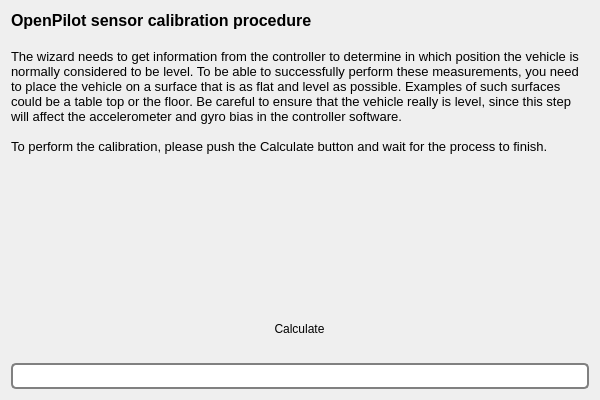
The window that ground/gcs/src/plugins/setupwizard/pages/biascalibrationpage.ui (TauLabs/TauLabs) describes before a commit, drawn with Qt 5.
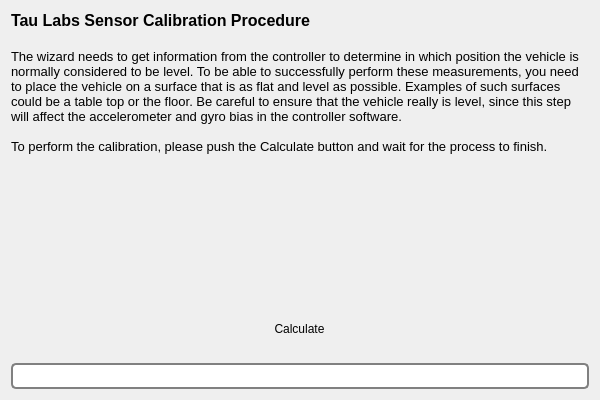
The same window after the commit. Icons and pictures are not drawn.

Commit message: SetupWizard: update page text

```diff
--- a/ground/gcs/src/plugins/setupwizard/pages/biascalibrationpage.ui
+++ b/ground/gcs/src/plugins/setupwizard/pages/biascalibrationpage.ui
@@ -20,12 +20,12 @@
       <string>&lt;!DOCTYPE HTML PUBLIC &quot;-//W3C//DTD HTML 4.0//EN&quot; &quot;http://www.w3.org/TR/REC-html40/strict.dtd&quot;&gt;
 &lt;html&gt;&lt;head&gt;&lt;meta name=&quot;qrichtext&quot; content=&quot;1&quot; /&gt;&lt;style type=&quot;text/css&quot;&gt;
 p, li { white-space: pre-wrap; }
-&lt;/style&gt;&lt;/head&gt;&lt;body style=&quot; font-family:'MS Shell Dlg 2'; font-size:8pt; font-weight:400; font-style:normal;&quot;&gt;
-&lt;p style=&quot; margin-top:0px; margin-bottom:0px; margin-left:0px; margin-right:0px; -qt-block-indent:0; text-indent:0px;&quot;&gt;&lt;span style=&quot; font-size:12pt; font-weight:600;&quot;&gt;OpenPilot sensor calibration procedure&lt;/span&gt;&lt;/p&gt;
-&lt;p style=&quot;-qt-paragraph-type:empty; margin-top:0px; margin-bottom:0px; margin-left:0px; margin-right:0px; -qt-block-indent:0; text-indent:0px; font-size:12pt; font-weight:600;&quot;&gt;&lt;br /&gt;&lt;/p&gt;
-&lt;p style=&quot; margin-top:0px; margin-bottom:0px; margin-left:0px; margin-right:0px; -qt-block-indent:0; text-indent:0px;&quot;&gt;&lt;span style=&quot; font-size:10pt;&quot;&gt;The wizard needs to get information from the controller to determine in which position the vehicle is normally considered to be level. To be able to successfully perform these measurements, you need to place the vehicle on a surface that is as flat and level as possible. Examples of such surfaces could be a table top or the floor. Be careful to ensure that the vehicle really is level, since this step will affect the accelerometer and gyro bias in the controller software.&lt;/span&gt;&lt;/p&gt;
-&lt;p style=&quot;-qt-paragraph-type:empty; margin-top:0px; margin-bottom:0px; margin-left:0px; margin-right:0px; -qt-block-indent:0; text-indent:0px; font-size:10pt;&quot;&gt;&lt;br /&gt;&lt;/p&gt;
-&lt;p style=&quot; margin-top:0px; margin-bottom:0px; margin-left:0px; margin-right:0px; -qt-block-indent:0; text-indent:0px;&quot;&gt;&lt;span style=&quot; font-size:10pt;&quot;&gt;To perform the calibration, please push the Calculate button and wait for the process to finish. &lt;/span&gt;&lt;/p&gt;&lt;/body&gt;&lt;/html&gt;</string>
+&lt;/style&gt;&lt;/head&gt;&lt;body style=&quot; font-family:'Lucida Grande'; font-size:13pt; font-weight:400; font-style:normal;&quot;&gt;
+&lt;p style=&quot; margin-top:0px; margin-bottom:0px; margin-left:0px; margin-right:0px; -qt-block-indent:0; text-indent:0px;&quot;&gt;&lt;span style=&quot; font-family:'MS Shell Dlg 2'; font-size:12pt; font-weight:600;&quot;&gt;Tau Labs Sensor Calibration Procedure&lt;/span&gt;&lt;/p&gt;
+&lt;p style=&quot;-qt-paragraph-type:empty; margin-top:0px; margin-bottom:0px; margin-left:0px; margin-right:0px; -qt-block-indent:0; text-indent:0px; font-family:'MS Shell Dlg 2'; font-size:12pt; font-weight:600;&quot;&gt;&lt;br /&gt;&lt;/p&gt;
+&lt;p style=&quot; margin-top:0px; margin-bottom:0px; margin-left:0px; margin-right:0px; -qt-block-indent:0; text-indent:0px;&quot;&gt;&lt;span style=&quot; font-family:'MS Shell Dlg 2'; font-size:10pt;&quot;&gt;The wizard needs to get information from the controller to determine in which position the vehicle is normally considered to be level. To be able to successfully perform these measurements, you need to place the vehicle on a surface that is as flat and level as possible. Examples of such surfaces could be a table top or the floor. Be careful to ensure that the vehicle really is level, since this step will affect the accelerometer and gyro bias in the controller software.&lt;/span&gt;&lt;/p&gt;
+&lt;p style=&quot;-qt-paragraph-type:empty; margin-top:0px; margin-bottom:0px; margin-left:0px; margin-right:0px; -qt-block-indent:0; text-indent:0px; font-family:'MS Shell Dlg 2'; font-size:10pt;&quot;&gt;&lt;br /&gt;&lt;/p&gt;
+&lt;p style=&quot; margin-top:0px; margin-bottom:0px; margin-left:0px; margin-right:0px; -qt-block-indent:0; text-indent:0px;&quot;&gt;&lt;span style=&quot; font-family:'MS Shell Dlg 2'; font-size:10pt;&quot;&gt;To perform the calibration, please push the Calculate button and wait for the process to finish. &lt;/span&gt;&lt;/p&gt;&lt;/body&gt;&lt;/html&gt;</string>
      </property>
      <property name="alignment">
       <set>Qt::AlignLeading|Qt::AlignLeft|Qt::AlignTop</set>
```
The commit also changes 14 other files.
